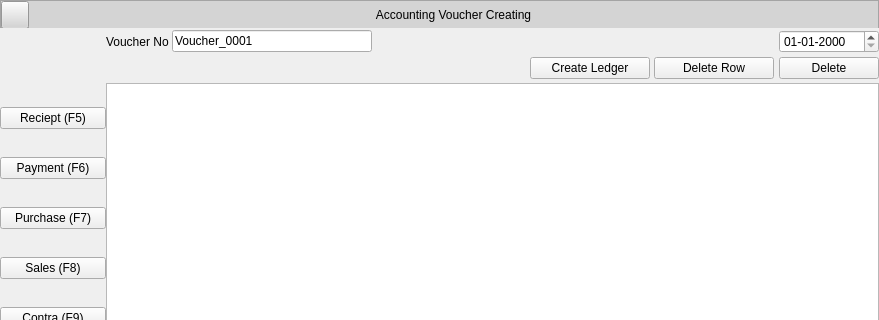
Old version of the form Resources/Ui/CreateVoucher.ui in the repository Darshitjivani/MBAS; both pictures show x 0 to 879 and y 0 to 320 of the 879 by 724 pixel window.
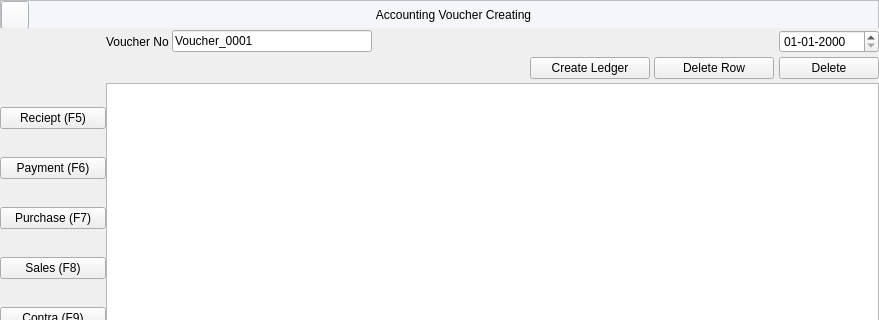
New version of the form. Icons and pictures are not drawn.

Patch:
```diff
--- a/Resources/Ui/CreateVoucher.ui
+++ b/Resources/Ui/CreateVoucher.ui
@@ -42,7 +42,7 @@
        </size>
       </property>
       <property name="styleSheet">
-       <string notr="true">background-color: rgb(212, 212, 212);
+       <string notr="true">background-color:#f5f6fa;
 font: 63 11pt &quot;Segoe UI Semibold&quot;;
 color:#000000</string>
       </property>
```
